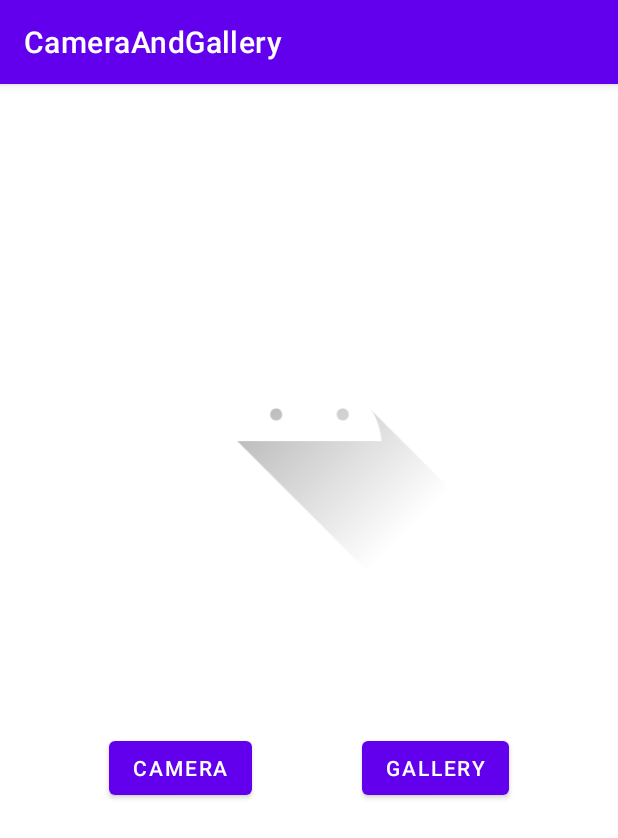
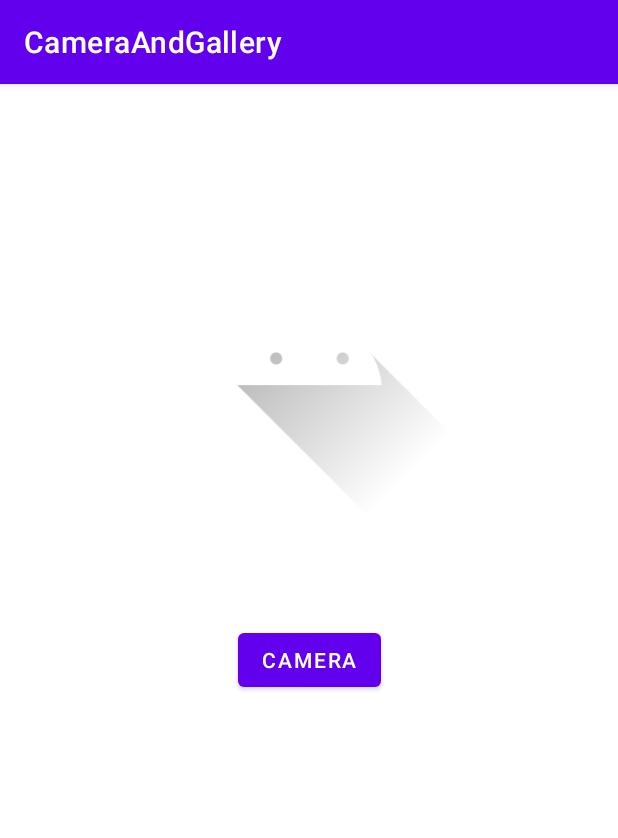
Before and after one commit to mknollenberg/TechTutorial, an Android app: the screen it shows after launch (MainActivity), on a phone screen of 412 x 824 dp. Shown: the top 838 px of the screen. Run offline under Robolectric (Android 15) with nearby library versions, the phone set to English and light mode, and no system bars; 2 statements that could not run were skipped.

Commit message:
removed gallery button

```diff
--- a/app/src/main/res/layout/activity_main.xml
+++ b/app/src/main/res/layout/activity_main.xml
@@ -10,11 +10,11 @@
         android:id="@+id/displayImageView"
         android:layout_width="226dp"
         android:layout_height="248dp"
-        app:layout_constraintBottom_toBottomOf="parent"
+        app:layout_constraintBottom_toTopOf="@+id/cameraButton"
         app:layout_constraintEnd_toEndOf="parent"
+        app:layout_constraintHorizontal_bias="0.5"
         app:layout_constraintStart_toStartOf="parent"
         app:layout_constraintTop_toTopOf="parent"
-        app:layout_constraintVertical_bias="0.18"
         app:srcCompat="@drawable/ic_launcher_foreground" />
 
     <Button
@@ -23,22 +23,8 @@
         android:layout_height="wrap_content"
         android:text="@string/cameraBtn"
         app:layout_constraintBottom_toBottomOf="parent"
-        app:layout_constraintEnd_toStartOf="@+id/galleryButton"
-        app:layout_constraintHorizontal_bias="0.5"
+        app:layout_constraintEnd_toEndOf="parent"
         app:layout_constraintStart_toStartOf="parent"
-        app:layout_constraintTop_toTopOf="parent"
-        app:layout_constraintVertical_bias="0.6" />
-
-    <Button
-        android:id="@+id/galleryButton"
-        android:layout_width="wrap_content"
-        android:layout_height="wrap_content"
-        android:text="@string/galleryBtn"
-        app:layout_constraintBottom_toBottomOf="parent"
-        app:layout_constraintEnd_toEndOf="parent"
-        app:layout_constraintHorizontal_bias="0.5"
-        app:layout_constraintStart_toEndOf="@+id/cameraButton"
-        app:layout_constraintTop_toTopOf="parent"
-        app:layout_constraintVertical_bias="0.6" />
+        app:layout_constraintTop_toTopOf="parent" />
 
 </androidx.constraintlayout.widget.ConstraintLayout>
```
